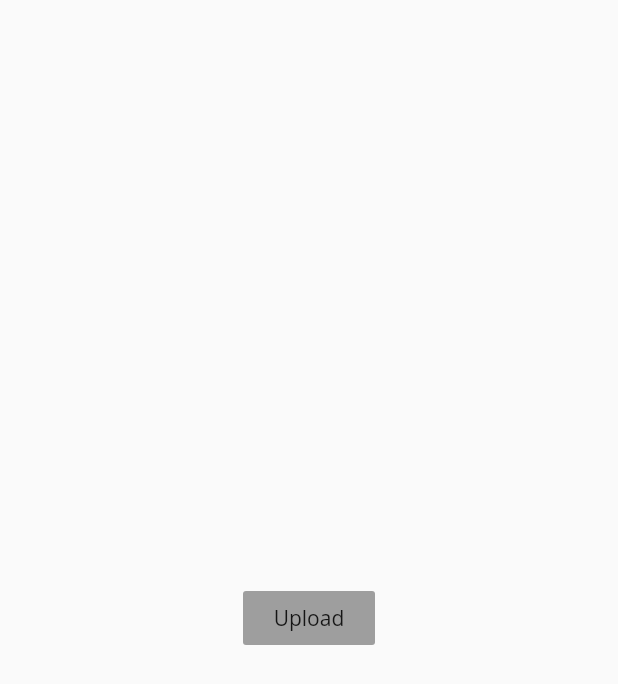
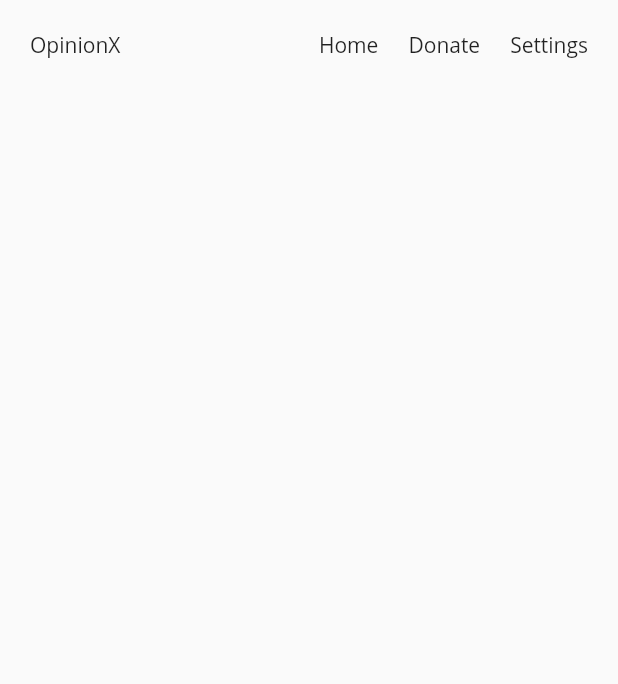
Before and after one commit to mrmayurgithub/xopinionx, a Flutter app: the screen it shows after launch, on a phone screen of 412 x 824 dp. Shown: the top 684 px of the screen. Run offline on Flutter 3.47's test engine with Material 2 defaults, Android fonts, the phone set to English and light mode, and no system bars; our stand-ins replace bloc, cloud_firestore, equatable, firebase_analytics, firebase_auth, firebase_core and 3 more; accounts and stored records are empty; generated files the repository leaves out were written again.

Commit message:
minor changes

```diff
--- a/lib/main.dart
+++ b/lib/main.dart
@@ -2,10 +2,13 @@ import 'package:flutter/material.dart';
 
 // Import the firebase_core plugin
 import 'package:firebase_core/firebase_core.dart';
+import 'package:flutter_svg/flutter_svg.dart';
 import 'package:xopinionx/api/functions/problem_functions.dart';
 import 'package:xopinionx/api/models/problem_model.dart';
 import 'package:xopinionx/global/enums.dart';
 import 'package:xopinionx/global/logger.dart';
+import 'package:xopinionx/ui/components/googleButton.dart';
+import 'package:xopinionx/ui/global/utils.dart';
 
 void main() {
   WidgetsFlutterBinding.ensureInitialized();
@@ -18,6 +21,7 @@ class App extends StatelessWidget {
 
   @override
   Widget build(BuildContext context) {
+    // initializeUtils(context);
     return FutureBuilder(
       // Initialize FlutterFire:
       future: _initialization,
@@ -29,35 +33,54 @@ class App extends StatelessWidget {
 
         // Otherwise, show something whilst waiting for initialization to complete
         return MaterialApp(
+          debugShowCheckedModeBanner: false,
           theme: ThemeData(
             primarySwatch: Colors.blue,
             textTheme: Theme.of(context).textTheme.apply(
                   fontFamily: 'Open Sans',
                 ),
           ),
-          home: Scaffold(
-            body: Center(
-              child: FlatButton(
-                color: Colors.grey,
-                onPressed: () {
-                  logger.i('pushing');
-                  return ProblemFunctions.createProblem(
-                    problem: ProblemModel(
-                      userId: 'sss',
-                      problemDescription: 'ddd',
-                      problemTitle: 'ddd',
-                      datePosted: 'dd',
-                      status: true,
-                      tag: Tags.Electrial.toString(),
-                    ),
-                  );
-                },
-                child: Text('Upload'),
-              ),
-            ),
-          ),
+          home: Appkk(),
         );
       },
     );
   }
 }
+
+class Appkk extends StatelessWidget {
+  @override
+  Widget build(BuildContext context) {
+    initializeUtils(context);
+    return Scaffold(
+      body: Padding(
+        padding: EdgeInsets.all(20.0),
+        child: Center(
+          child: Column(
+            children: [
+              Row(
+                mainAxisAlignment: MainAxisAlignment.spaceBetween,
+                children: [
+                  Text('OpinionX'),
+                  Row(
+                    mainAxisAlignment: MainAxisAlignment.spaceEvenly,
+                    children: [
+                      Text('Home'),
+                      SizedBox(
+                        width: 20,
+                      ),
+                      Text('Donate'),
+                      SizedBox(
+                        width: 20,
+                      ),
+                      Text('Settings'),
+                    ],
+                  ),
+                ],
+              ),
+            ],
+          ),
+        ),
+      ),
+    );
+  }
+}
--- /dev/null
+++ b/lib/ui/screens/home_page/home_page.dart
@@ -0,0 +1 @@
+import 'package:flutter/material.dart';
```
Also changed, not shown: lib/ui/components/googleButton.dart (added, +55 -0 lines), lib/ui/global/utils.dart (added, +14 -0 lines), lib/ui/global/validators.dart (added, +71 -0 lines), pubspec.yaml (+4 -4 lines), pubspec.lock.
